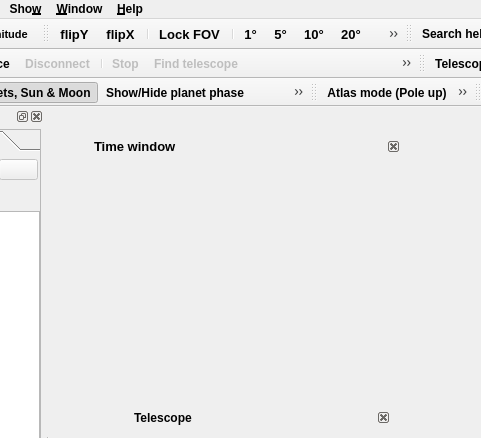
The window that mainwindow.ui (PavelMr/skytechx) describes before a commit, drawn with Qt 5; both pictures show x 524 to 1005 and y 0 to 438 of the 1189 by 803 pixel window.
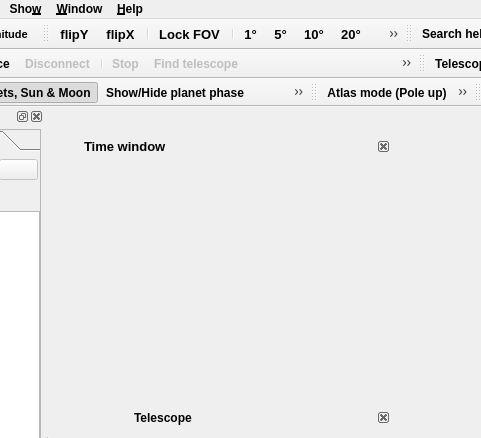
The same window after the commit. Icons and pictures are not drawn. Custom widgets are drawn as their Qt base class.

The edit to the form file:
```diff
--- a/mainwindow.ui
+++ b/mainwindow.ui
@@ -63,7 +63,7 @@
      </property>
      <property name="geometry">
       <rect>
-       <x>40</x>
+       <x>30</x>
        <y>10</y>
        <width>311</width>
        <height>241</height>
```
